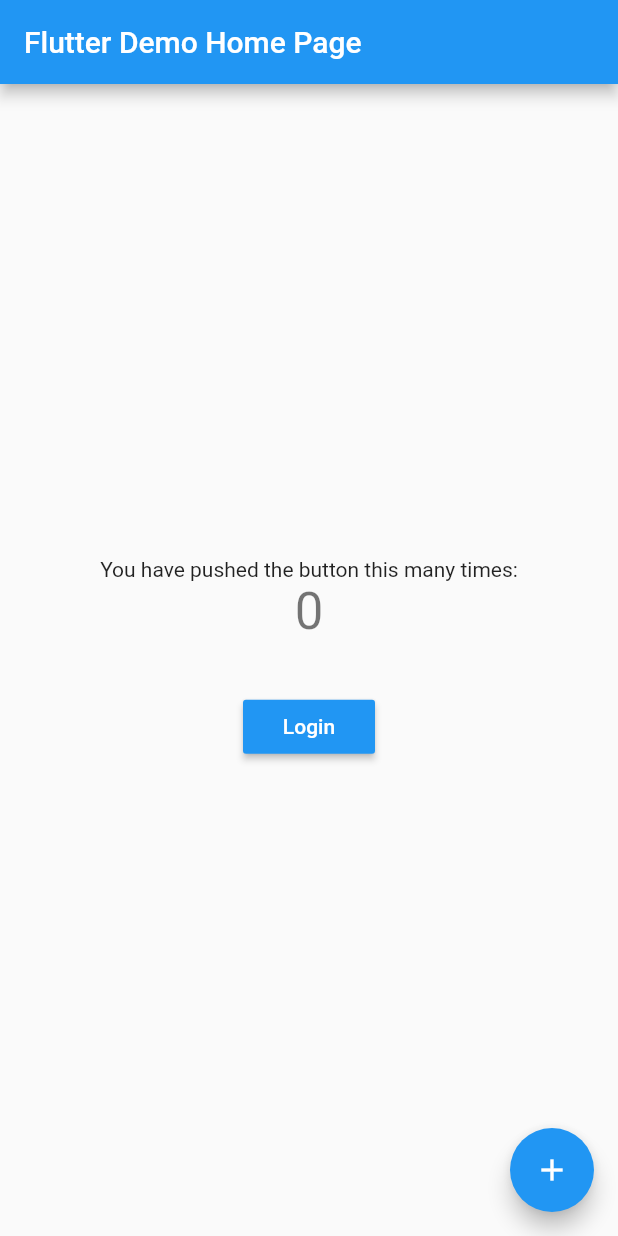
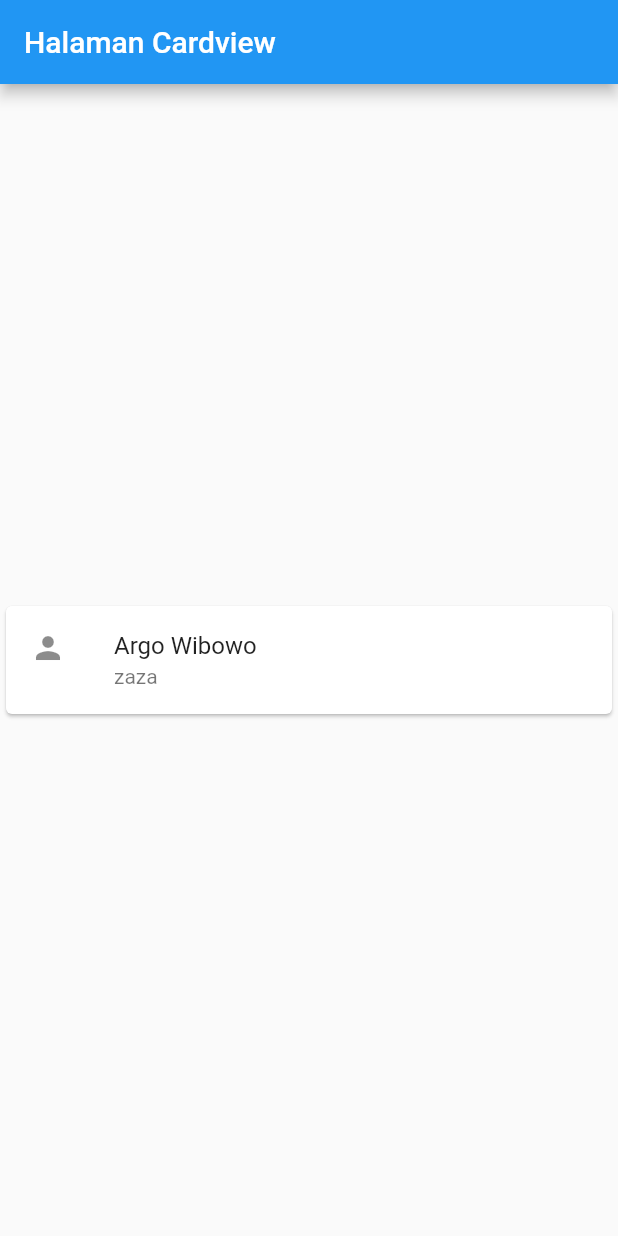
Before and after one commit to AlnoSabetha/progmobflutter, a Flutter app: the screen it shows after launch, on a phone screen of 412 x 824 dp. Run offline on Flutter 3.47's test engine with Material 2 defaults, Android fonts, the phone set to English and light mode, and no system bars; our stand-ins replace shared_preferences.

Commit message:
kumpul tugas cardview

```diff
--- /dev/null
+++ b/lib/cardview.dart
@@ -0,0 +1,55 @@
+import 'package:flutter/material.dart';
+import 'package:tugas_progmob/main.dart';
+import 'package:shared_preferences/shared_preferences.dart';
+
+class Cardview extends StatefulWidget {
+  const Cardview({Key? key, required this.title}) : super(key: key);
+
+
+  final String title;
+
+  @override
+  State<Cardview> createState() => _CardviewState();
+}
+
+class _CardviewState extends State<Cardview> {
+  int _counter = 10;
+
+  void _incrementCounter() {
+    setState(() {
+      _counter++;
+    });
+  }
+
+  @override
+  Widget build(BuildContext context) {
+    return Scaffold(
+      appBar: AppBar(
+        title: Text(widget.title),
+      ),
+      body: Center(
+        child: Container(
+          child: GestureDetector(
+            child: Card(
+              child: Column(
+                mainAxisSize: MainAxisSize.min,
+                children: <Widget>[
+                  ListTile(
+                    leading: Icon(Icons.person),
+                    title: Text("Argo Wibowo"),
+                    subtitle: Text("zaza"),
+                  )
+                ],
+              ),
+            ),
+          ),
+        ),
+      ),
+      //floatingActionButton: FloatingActionButton(
+      //onPressed: _incrementCounter,
+      // tooltip: 'Increment',
+      // child: const Icon(Icons.add),
+      //  ), // This trailing comma makes auto-formatting nicer for build methods.
+    );
+  }
+}
--- a/lib/main.dart
+++ b/lib/main.dart
@@ -1,4 +1,6 @@
 import 'package:flutter/material.dart';
+import 'package:tugas_progmob/cardview.dart';
+import 'package:tugas_progmob/dashboard.dart';
 import 'package:tugas_progmob/pertemuan1.dart';
 import 'package:shared_preferences/shared_preferences.dart';
 
@@ -26,7 +28,7 @@ class MyApp extends StatelessWidget {
         // is not restarted.
         primarySwatch: Colors.blue,
       ),
-      home: const MyHomePage(title: 'Flutter Demo Home Page'),
+      home: const Cardview(title: 'Halaman Cardview'),
     );
   }
 }
--- a/pubspec.yaml
+++ b/pubspec.yaml
@@ -35,6 +35,8 @@ dependencies:
   # Use with the CupertinoIcons class for iOS style icons.
   cupertino_icons: ^1.0.2
   shared_preferences: ^2.0.9
+  crypto_font_icons : ^ 0.1.0
+  typicons_flutter : ^ 0.2.1
 
 dev_dependencies:
   flutter_test:
```
Also changed, not shown: lib/dashboard.dart (added), pubspec.lock.
